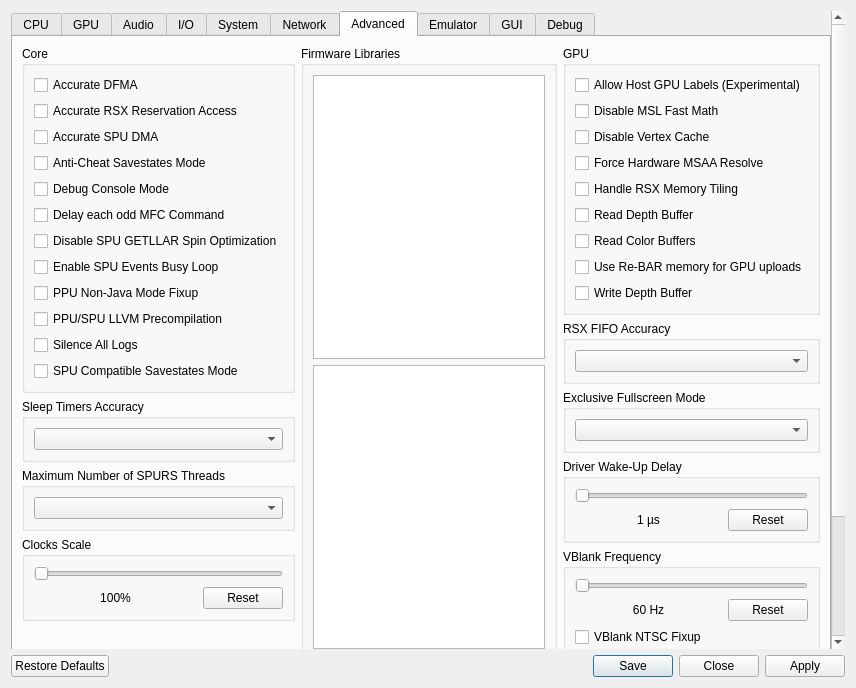
Before: the Qt Designer form rpcs3/rpcs3qt/settings_dialog.ui in RPCS3/rpcs3, drawn with Qt 5.
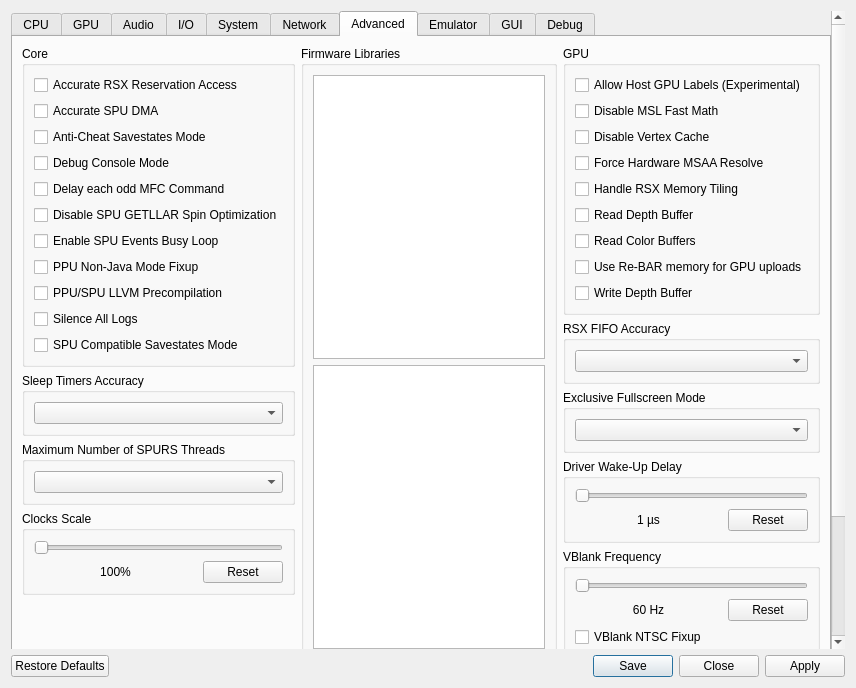
After: the same form once the commit is applied. The open tabs and pages were chosen to show the change. Icons and pictures are not drawn.

Commit message: ui: Move Accurate DFMA to debug

```diff
--- a/rpcs3/rpcs3qt/settings_dialog.ui
+++ b/rpcs3/rpcs3qt/settings_dialog.ui
@@ -2414,13 +2414,6 @@
                <string>Core</string>
               </property>
               <layout class="QVBoxLayout" name="gb_advanced_core_layout">
-               <item>
-                <widget class="QCheckBox" name="accurateDFMA">
-                 <property name="text">
-                  <string>Accurate DFMA</string>
-                 </property>
-                </widget>
-               </item>
                <item>
                 <widget class="QCheckBox" name="accurateRSXAccess">
                  <property name="text">
@@ -4334,6 +4327,13 @@
              <string>Core</string>
             </property>
             <layout class="QVBoxLayout" name="gb_debug_core_layout">
+             <item>
+              <widget class="QCheckBox" name="accurateDFMA">
+               <property name="text">
+                <string>Accurate DFMA</string>
+               </property>
+              </widget>
+             </item>
              <item>
               <widget class="QCheckBox" name="alwaysStart">
                <property name="text">
```
